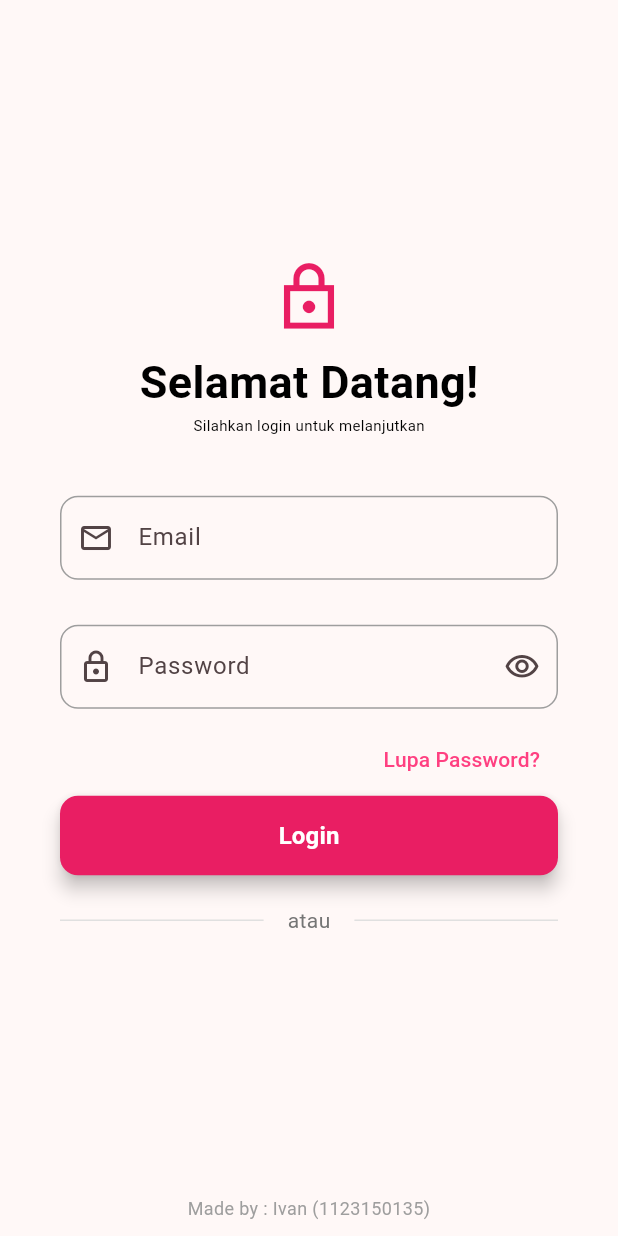
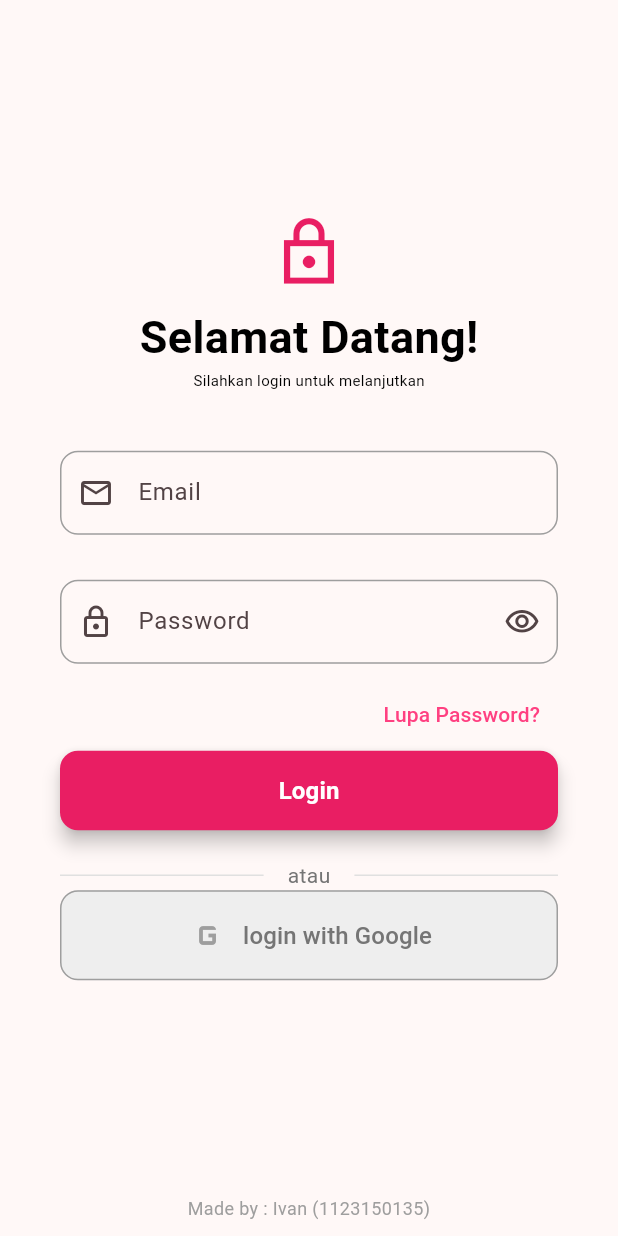
Before and after one commit to GUYwithPTSD/KB1179-1123150135-uts, a Flutter app: the screen it shows after launch, on a phone screen of 412 x 824 dp. Run offline on Flutter 3.47's test engine with Material 3 defaults, Android fonts, the phone set to English and light mode, and no system bars.

Commit message:
membuat button login dengan google pada login page

```diff
--- a/lib/login.dart
+++ b/lib/login.dart
@@ -128,6 +128,23 @@
                     Expanded(child: Divider(color: Colors.grey[300])),
                   ],
                 ),
+                OutlinedButton.icon(
+                  onPressed: () {},
+                  icon: Icon(Icons.g_mobiledata, color: Colors.grey, size: 30),
+                  label: Text(
+                    "login with Google",
+                    style: TextStyle(color: Colors.grey[600], fontSize: 16),
+                  ),
+                  style: OutlinedButton.styleFrom(
+                    backgroundColor: Colors.grey[200],
+                    side: BorderSide(color: Colors.grey[500]!),
+                    padding: EdgeInsets.symmetric(vertical: 15.0),
+                    minimumSize: Size(double.infinity, 50),
+                    shape: RoundedRectangleBorder(
+                      borderRadius: BorderRadius.all(Radius.circular(12.0)),
+                    ),
+                  ),
+                ),
               ],
             ),
           ),
```
